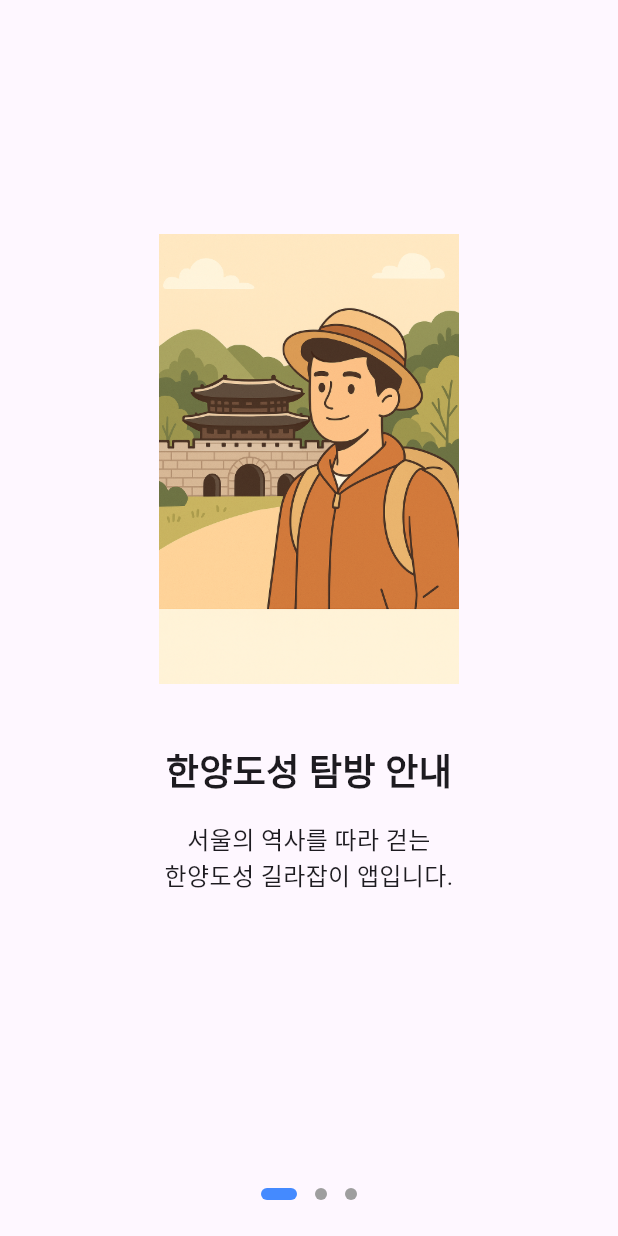
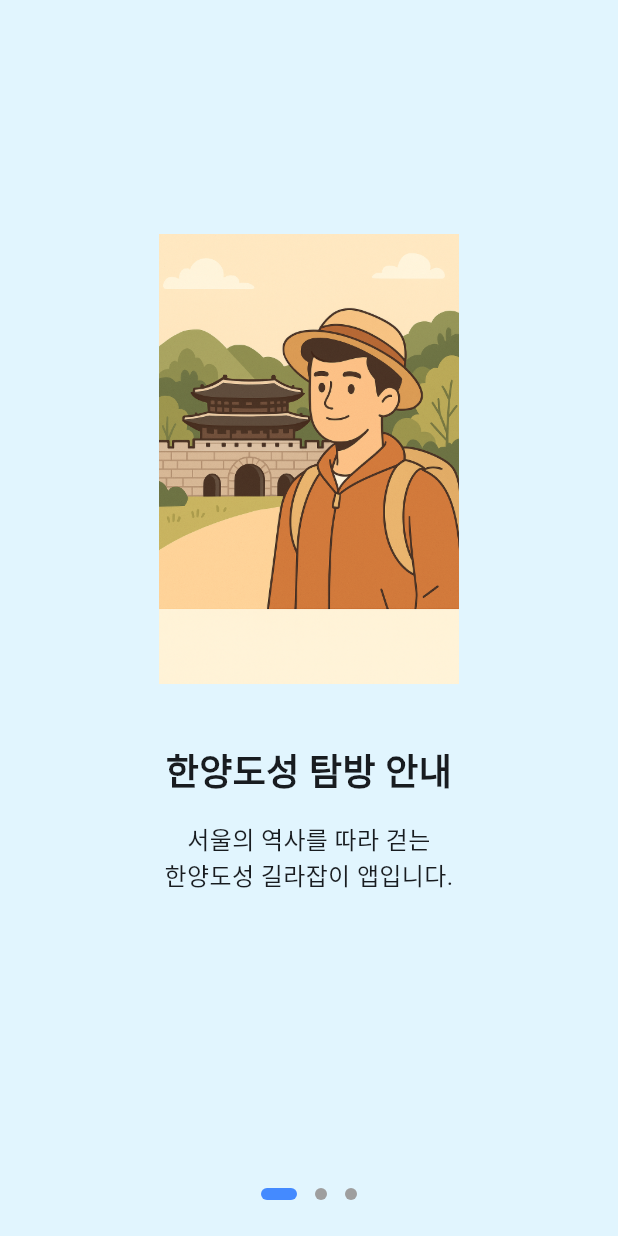
Before and after one commit to pbzz1/Gilajabi, a Flutter app: the screen it shows after launch, on a phone screen of 412 x 824 dp. Run offline on Flutter 3.47's test engine with Material 3 defaults, Android fonts, the phone set to English and light mode, and no system bars; our stand-ins replace cloud_firestore, convex_bottom_bar, firebase_core, firebase_storage, fluttertoast, geocoding and 5 more; missing offline and left inert: flutter_inappwebview, kakao_flutter_sdk, kakao_flutter_sdk_common, kakao_flutter_sdk_user; accounts and stored records are empty.

Commit message:
하단 네비게이션 수정

```diff
--- a/lib/main.dart
+++ b/lib/main.dart
@@ -41,8 +41,46 @@ class MyApp extends StatelessWidget {
         builder: (context, settings, _) {
           return MaterialApp(
             debugShowCheckedModeBanner: false,
-            theme: ThemeData.light(),
-            darkTheme: ThemeData.dark(),
+            theme: ThemeData(
+              scaffoldBackgroundColor: const Color(0xFFE1F5FE), // 전체 배경
+
+              appBarTheme: const AppBarTheme(
+                backgroundColor: Color(0xFFE1F5FE), // AppBar는 조금 더 진하게
+                foregroundColor: Colors.black, // 아이콘, 텍스트 색상
+                elevation: 0.5,
+              ),
+
+              bottomNavigationBarTheme: const BottomNavigationBarThemeData(
+                backgroundColor: Color(0xFFD0EAF8), // BottomNav는 중간톤
+                selectedItemColor: Colors.blueAccent,
+                unselectedItemColor: Colors.grey,
+                elevation: 8,
+              ),
+
+              colorScheme: ColorScheme.fromSeed(seedColor: Colors.lightBlue),
+              useMaterial3: true,
+            ),
+
+
+            darkTheme: ThemeData(
+              scaffoldBackgroundColor: const Color(0xFF121212),
+
+              appBarTheme: const AppBarTheme(
+                backgroundColor: Color(0xFF1F1F1F), // 기본보다 약간 밝은 톤
+                foregroundColor: Colors.white,
+              ),
+
+              bottomNavigationBarTheme: const BottomNavigationBarThemeData(
+                backgroundColor: Color(0xFF1A1A1A),
+                selectedItemColor: Colors.lightBlueAccent,
+                unselectedItemColor: Colors.white60,
+              ),
+
+              colorScheme: const ColorScheme.dark(primary: Colors.lightBlueAccent),
+              useMaterial3: true,
+            ),
+
+
             themeMode: settings.isDarkMode ? ThemeMode.dark : ThemeMode.light,
             home: isFirstLaunch ? const OnboardingPage() : const LoginPage(),
           );
--- a/pubspec.yaml
+++ b/pubspec.yaml
@@ -45,6 +45,7 @@ dependencies:
   pedometer: ^4.0.1
   permission_handler: ^12.0.0+1
   http: ^1.4.0
+  convex_bottom_bar: ^3.2.0
   # The following adds the Cupertino Icons font to your application.
   # Use with the CupertinoIcons class for iOS style icons.
   cupertino_icons: ^1.0.8
```
Also changed, not shown: lib/screens/home/home.dart (+17 -23 lines), pubspec.lock.
